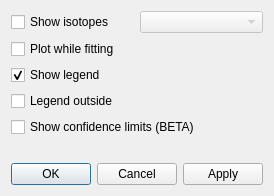
Old version of the form qjabs/plotdialog.ui in the repository JYU-IBA/jabs.
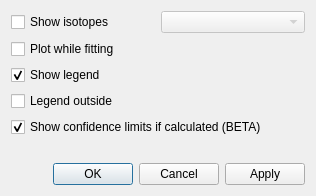
New version of the form.

Commit message: Added a parameter to fit whether to calculate confidence limits at all (fit->cl, default: false, "set cl true" can be used to change). Changed plotting and saving defaults of confidence limits to true, so if they are calculated then by default they are also shown and saved.

```diff
--- a/qjabs/plotdialog.ui
+++ b/qjabs/plotdialog.ui
@@ -6,7 +6,7 @@
    <rect>
     <x>0</x>
     <y>0</y>
-    <width>270</width>
+    <width>316</width>
     <height>196</height>
    </rect>
   </property>
@@ -61,7 +61,10 @@
      <item>
       <widget class="QCheckBox" name="confidencelimitsCheckBox">
        <property name="text">
-        <string>Show confidence limits (BETA)</string>
+        <string>Show confidence limits if calculated (BETA)</string>
+       </property>
+       <property name="checked">
+        <bool>true</bool>
        </property>
       </widget>
      </item>
```
The commit also changes 5 other files.
